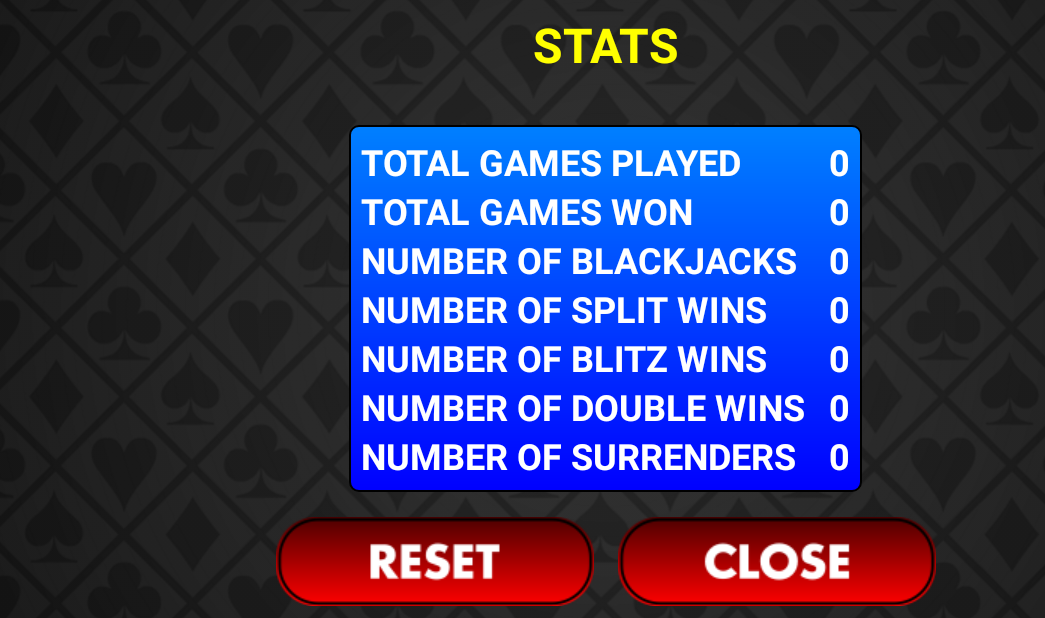
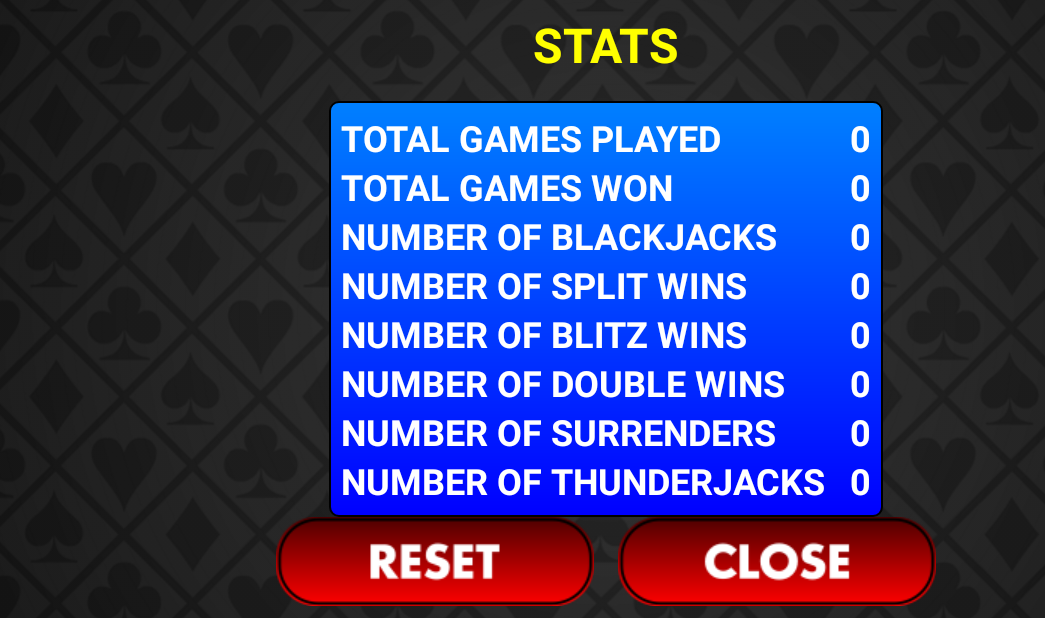
Before and after one commit to Cartrell/Blackjack, an Android app: the screen it shows after launch (StatsActivity), after a tap on an icon or button, on a phone screen of 824 x 412 dp (held sideways). Shown: the whole screen, without its empty margins (12-1057 px from the left). Run offline under Robolectric (Android 15) with nearby library versions, the phone set to English and light mode, and no system bars; our stand-ins replace data binding; 1 statement that could not run was skipped.

Commit message:
- Added Thunderjacks settings - Minor code cleanup/commenting

```diff
--- a/app/src/main/java/com/example/cartrell/blackjack/StatsActivity.java
+++ b/app/src/main/java/com/example/cartrell/blackjack/StatsActivity.java
@@ -154,13 +154,14 @@ public class StatsActivity extends AppCompatActivity {
     setTextView(m_binding.txtNumBlitzs, m_settings.getNumBlitzs());
     setTextView(m_binding.txtNumDoubles, m_settings.getNumDoubles());
     setTextView(m_binding.txtNumSurrenders, m_settings.getNumSurrenders());
+    setTextView(m_binding.txtNumThunderjacks, m_settings.getNumThunderjacks());
   }
 
   //-------------------------------------------------------------------------
   // writeSettings
   //-------------------------------------------------------------------------
   public void writeSettings() {
-    SettingsStorage storage = new SettingsStorage(this);
+    SettingsStorage storage = new SettingsStorage();
     storage.write(m_settings);
   }
 }
--- a/app/src/main/java/com/example/cartrell/blackjack/engine/BjEngine.java
+++ b/app/src/main/java/com/example/cartrell/blackjack/engine/BjEngine.java
@@ -387,7 +387,7 @@ public class BjEngine implements IBjEngine {
   // writeSettings
   //-------------------------------------------------------------------------
   public void writeSettings() {
-    SettingsStorage storage = new SettingsStorage(m_activity);
+    SettingsStorage storage = new SettingsStorage();
     storage.write(m_settings);
   }
 
@@ -535,7 +535,7 @@ public class BjEngine implements IBjEngine {
   // readSettings
   //-------------------------------------------------------------------------
   private void readSettings() {
-    SettingsStorage storage = new SettingsStorage(m_activity);
+    SettingsStorage storage = new SettingsStorage();
     storage.read(m_settings);
   }
 
--- a/app/src/main/java/com/example/cartrell/blackjack/engine/BjPlaySystem.java
+++ b/app/src/main/java/com/example/cartrell/blackjack/engine/BjPlaySystem.java
@@ -375,6 +375,7 @@ class BjPlaySystem implements ICardsMoverCallbacks {
   private void beginPlayerThunderjack(PlayerIds playerId) {
     PlayerData playerData = (PlayerData)getPlayerData(playerId);
     playerData.setBlackjack();
+    playerData.setThunderjack();
     playerData.setResultImage(R.drawable.result_label_thunderjack);
     playerData.setResultImageVisible(true);
     playerData.setBetValueVisible(false);
--- a/app/src/main/java/com/example/cartrell/blackjack/players/PlayerData.java
+++ b/app/src/main/java/com/example/cartrell/blackjack/players/PlayerData.java
@@ -22,6 +22,7 @@ public class PlayerData extends BasePlayerData {
   private boolean m_hasSplit;
   private boolean m_isNormalWin;
   private boolean m_isPush;
+  private boolean m_hasThunderjack;
 
   //=========================================================================
   // public
@@ -61,6 +62,13 @@ public class PlayerData extends BasePlayerData {
   //-------------------------------------------------------------------------
   public boolean getHasSurrendered() {
     return(m_hasSurrendered);
+  }
+
+  //-------------------------------------------------------------------------
+  // getHasThunderjack
+  //-------------------------------------------------------------------------
+  public boolean getHasThunderjack() {
+    return(m_hasThunderjack);
   }
 
   //-------------------------------------------------------------------------
@@ -112,6 +120,7 @@ public class PlayerData extends BasePlayerData {
   public boolean isVsDealer() {
     return(m_origBetValue > 0 &&
       !getHasBlackjack() &&
+      !getHasThunderjack() &&
       !getIsBust() &&
       !getIsBlitzWin() &&
       !getHasSurrendered());
@@ -131,7 +140,8 @@ public class PlayerData extends BasePlayerData {
   @Override
   public void resetStatus() {
     super.resetStatus();
-    m_isDoubleDown = m_isBlitzWin = m_hasSurrendered = m_hasSplit = m_isNormalWin = m_isPush = false;
+    m_isDoubleDown = m_isBlitzWin = m_hasSurrendered = m_hasSplit = m_isNormalWin = m_isPush =
+      m_hasThunderjack = false;
   }
 
   //-------------------------------------------------------------------------
@@ -230,6 +240,13 @@ public class PlayerData extends BasePlayerData {
   }
 
   //-------------------------------------------------------------------------
+  // setThunderjack
+  //-------------------------------------------------------------------------
+  public void setThunderjack() {
+    m_hasThunderjack = true;
+  }
+
+  //-------------------------------------------------------------------------
   // setTurnIndicatorVisible
   //-------------------------------------------------------------------------
   public void setTurnIndicatorVisible(boolean isVisible) {
--- a/app/src/main/java/com/example/cartrell/blackjack/settings/Settings.java
+++ b/app/src/main/java/com/example/cartrell/blackjack/settings/Settings.java
@@ -22,6 +22,7 @@ public class Settings implements Parcelable {
   private int m_numSurrenders;
   private int m_numBlitzs;
   private int m_numDoubles;
+  private int m_numThunderjacks;
 
   //=========================================================================
   // public
@@ -118,6 +119,13 @@ public class Settings implements Parcelable {
   }
 
   //-------------------------------------------------------------------------
+  // getNumThunderjacks
+  //-------------------------------------------------------------------------
+  public int getNumThunderjacks() {
+    return(m_numThunderjacks);
+  }
+
+  //-------------------------------------------------------------------------
   // getTotalGamesPlayed
   //-------------------------------------------------------------------------
   public int getTotalGamesPlayed() {
@@ -136,7 +144,7 @@ public class Settings implements Parcelable {
   //-------------------------------------------------------------------------
   public void reset() {
     m_credits = m_totalGamesPlayed = m_totalGamesWon = m_numBj = m_numSplits = m_numSurrenders =
-      m_numBlitzs = m_numDoubles = 0;
+      m_numBlitzs = m_numDoubles = m_numThunderjacks = 0;
   }
 
   //-------------------------------------------------------------------------
@@ -196,6 +204,13 @@ public class Settings implements Parcelable {
   }
 
   //-------------------------------------------------------------------------
+  // setNumThunderjacks
+  //-------------------------------------------------------------------------
+  public void setNumThunderjacks(int value) {
+    m_numThunderjacks = value;
+  }
+
+  //-------------------------------------------------------------------------
   // setTotalGamesPlayed
   //-------------------------------------------------------------------------
   public void setTotalGamesPlayed(int value) {
@@ -224,6 +239,7 @@ public class Settings implements Parcelable {
     out.writeInt(m_numSurrenders);
     out.writeInt(m_numBlitzs);
     out.writeInt(m_numDoubles);
+    out.writeInt(m_numThunderjacks);
   }
 
   //=========================================================================
@@ -244,5 +260,6 @@ public class Settings implements Parcelable {
     m_numSurrenders = in.readInt();
     m_numBlitzs = in.readInt();
     m_numDoubles = in.readInt();
+    m_numThunderjacks = in.readInt();
   }
 }
--- a/app/src/main/java/com/example/cartrell/blackjack/settings/SettingsStorage.java
+++ b/app/src/main/java/com/example/cartrell/blackjack/settings/SettingsStorage.java
@@ -1,6 +1,5 @@
 package com.example.cartrell.blackjack.settings;
 
-import android.app.Activity;
 import android.content.Context;
 import android.content.SharedPreferences;
 
@@ -8,19 +7,13 @@ import com.example.cartrell.blackjack.MainActivity;
 
 public class SettingsStorage {
   //=========================================================================
-  // members
-  //=========================================================================
-  private Activity m_activity;
-
-  //=========================================================================
   // public
   //=========================================================================
 
   //-------------------------------------------------------------------------
   // ctor
   //-------------------------------------------------------------------------
-  public SettingsStorage(Activity activity) {
-    //m_activity = activity;
+  public SettingsStorage() {
   }
 
   //-------------------------------------------------------------------------
@@ -28,15 +21,15 @@ public class SettingsStorage {
   //-------------------------------------------------------------------------
   public void read(Settings targetSettings) {
     SharedPreferences sharedPreferences = MainActivity.sm_mainActivity.getPreferences(Context.MODE_PRIVATE);
-    targetSettings.setCredits(sharedPreferences.getInt("credits", 0));
-    targetSettings.setIsSoundOn(sharedPreferences.getBoolean("isSoundOn", true));
-    targetSettings.setIsMusicOn(sharedPreferences.getBoolean("isMusicOn", true));
-    targetSettings.setTotalGamesPlayed(sharedPreferences.getInt("totalGamesPlayed", 0));
-    targetSettings.setTotalGamesWon(sharedPreferences.getInt("totalGamesWon", 0));
-    targetSettings.setNumBj(sharedPreferences.getInt("numBj", 0));
-    targetSettings.setNumSplits(sharedPreferences.getInt("numSplits", 0));
-    targetSettings.setNumSurrenders(sharedPreferences.getInt("numSurrenders", 0));
-    targetSettings.setNumBlitzs(sharedPreferences.getInt("numBlitzs", 0));
+    targetSettings.setCredits(sharedPreferences.getInt(SettingsKeys.CREDITS, 0));
+    targetSettings.setIsSoundOn(sharedPreferences.getBoolean(SettingsKeys.IS_SOUND_ON, true));
+    targetSettings.setTotalGamesPlayed(sharedPreferences.getInt(SettingsKeys.TOTAL_GAMES_PLAYED, 0));
+    targetSettings.setTotalGamesWon(sharedPreferences.getInt(SettingsKeys.TOTAL_GAMES_WON, 0));
+    targetSettings.setNumBj(sharedPreferences.getInt(SettingsKeys.NUM_BJS, 0));
+    targetSettings.setNumSplits(sharedPreferences.getInt(SettingsKeys.NUM_SPLITS, 0));
+    targetSettings.setNumSurrenders(sharedPreferences.getInt(SettingsKeys.NUM_SURRENDERS, 0));
+    targetSettings.setNumBlitzs(sharedPreferences.getInt(SettingsKeys.NUM_BLITZS, 0));
+    targetSettings.setNumThunderjacks(sharedPreferences.getInt(SettingsKeys.NUM_THUNDERJACKS, 0));
   }
 
   //-------------------------------------------------------------------------
@@ -45,19 +38,14 @@ public class SettingsStorage {
   public void write(Settings sourceSettings) {
     SharedPreferences sharedPreferences = MainActivity.sm_mainActivity.getPreferences(Context.MODE_PRIVATE);
     SharedPreferences.Editor editor = sharedPreferences.edit();
-    editor.putInt("credits", sourceSettings.getCredits());
-    editor.putBoolean("isSoundOn", sourceSettings.getIsSoundOn());
-    editor.putBoolean("isMusicOn", sourceSettings.getIsMusicOn());
-    editor.putInt("totalGamesPlayed", sourceSettings.getTotalGamesPlayed());
-    editor.putInt("totalGamesWon", sourceSettings.getTotalGamesWon());
-    editor.putInt("numBj", sourceSettings.getNumBj());
-    editor.putInt("numSplits", sourceSettings.getNumSplits());
-    editor.putInt("numSurrenders", sourceSettings.getNumSurrenders());
-    editor.putInt("numBlitzs", sourceSettings.getNumBlitzs());
+    editor.putInt(SettingsKeys.CREDITS, sourceSettings.getCredits());
+    editor.putBoolean(SettingsKeys.IS_SOUND_ON, sourceSettings.getIsSoundOn());
+    editor.putInt(SettingsKeys.TOTAL_GAMES_PLAYED, sourceSettings.getTotalGamesPlayed());
+    editor.putInt(SettingsKeys.TOTAL_GAMES_WON, sourceSettings.getTotalGamesWon());
+    editor.putInt(SettingsKeys.NUM_BJS, sourceSettings.getNumBj());
+    editor.putInt(SettingsKeys.NUM_SPLITS, sourceSettings.getNumSplits());
+    editor.putInt(SettingsKeys.NUM_SURRENDERS, sourceSettings.getNumSurrenders());
+    editor.putInt(SettingsKeys.NUM_BLITZS, sourceSettings.getNumBlitzs());
     editor.apply();
   }
-
-  //=========================================================================
-  // private
-  //=========================================================================
 }
--- a/app/src/main/res/layout/activity_stats.xml
+++ b/app/src/main/res/layout/activity_stats.xml
@@ -8,12 +8,18 @@
         android:orientation="vertical"
         tools:context=".StatsActivity">
 
+        <!-- =========================================== -->
+        <!-- background image -->
+        <!-- =========================================== -->
         <ImageView
             android:layout_width="match_parent"
             android:layout_height="match_parent"
             android:scaleType="centerCrop"
             android:src="@drawable/background" />
 
+        <!-- =========================================== -->
+        <!-- header text -->
+        <!-- =========================================== -->
         <TextView
             android:id="@+id/txtHeader"
             android:layout_width="match_parent"
@@ -27,6 +33,9 @@
             android:textSize="32sp"
             android:textStyle="bold" />
 
+        <!-- =========================================== -->
+        <!-- main content outer container layout -->
+        <!-- =========================================== -->
         <LinearLayout
             android:layout_width="wrap_content"
             android:layout_height="wrap_content"
@@ -35,6 +44,9 @@
             android:orientation="horizontal"
             android:padding="8dp">
 
+            <!-- =========================================== -->
+            <!-- stats headers column layout  -->
+            <!-- =========================================== -->
             <LinearLayout
                 android:id="@+id/linTotalGamesPlayed"
                 android:layout_width="wrap_content"
@@ -111,8 +123,21 @@
                     android:textColor="#ffffff"
                     android:textSize="24sp"
                     android:textStyle="bold" />
+
+                <TextView
+                    android:layout_width="match_parent"
+                    android:layout_height="wrap_content"
+                    android:layout_marginEnd="8dp"
+                    android:text="@string/number_of_thunderjacks"
+                    android:textAllCaps="true"
+                    android:textColor="#ffffff"
+                    android:textSize="24sp"
+                    android:textStyle="bold" />
             </LinearLayout>
 
+            <!-- =========================================== -->
+            <!-- stats values column layout  -->
+            <!-- =========================================== -->
             <LinearLayout
                 android:id="@+id/linTotalGamesWon"
                 android:layout_width="wrap_content"
@@ -125,73 +150,86 @@
                     android:layout_width="wrap_content"
                     android:layout_height="wrap_content"
                     android:layout_marginStart="8dp"
-                    android:text="9999"
                     android:textColor="#ffffff"
                     android:textSize="24sp"
-                    android:textStyle="bold" />
+                    android:textStyle="bold"
+                    tools:text="9999"/>
 
                 <TextView
                     android:id="@+id/txtTotalGamesWon"
                     android:layout_width="wrap_content"
                     android:layout_height="wrap_content"
                     android:layout_marginStart="8dp"
-                    android:text="9999"
                     android:textColor="#ffffff"
                     android:textSize="24sp"
-                    android:textStyle="bold" />
+                    android:textStyle="bold"
+                    tools:text="9999"/>
 
                 <TextView
                     android:id="@+id/txtNumBj"
                     android:layout_width="wrap_content"
                     android:layout_height="wrap_content"
                     android:layout_marginStart="8dp"
-                    android:text="9999"
                     android:textColor="#ffffff"
                     android:textSize="24sp"
-                    android:textStyle="bold" />
+                    android:textStyle="bold"
+                    tools:text="9999"/>
 
                 <TextView
                     android:id="@+id/txtNumSplits"
                     android:layout_width="wrap_content"
                     android:layout_height="wrap_content"
                     android:layout_marginStart="8dp"
-                    android:text="9999"
                     android:textColor="#ffffff"
                     android:textSize="24sp"
-                    android:textStyle="bold" />
+                    android:textStyle="bold"
+                    tools:text="9999"/>
 
                 <TextView
                     android:id="@+id/txtNumBlitzs"
                     android:layout_width="wrap_content"
                     android:layout_height="wrap_content"
                     android:layout_marginStart="8dp"
-                    android:text="9999"
                     android:textColor="#ffffff"
                     android:textSize="24sp"
-                    android:textStyle="bold" />
+                    android:textStyle="bold"
+                    tools:text="9999"/>
 
                 <TextView
                     android:id="@+id/txtNumDoubles"
                     android:layout_width="wrap_content"
                     android:layout_height="wrap_content"
                     android:layout_marginStart="8dp"
-                    android:text="9999"
                     android:textColor="#ffffff"
                     android:textSize="24sp"
-                    android:textStyle="bold" />
+                    android:textStyle="bold"
+                    tools:text="9999"/>
 
                 <TextView
                     android:id="@+id/txtNumSurrenders"
                     android:layout_width="wrap_content"
                     android:layout_height="wrap_content"
                     android:layout_marginStart="8dp"
-                    android:text="9999"
                     android:textColor="#ffffff"
                     android:textSize="24sp"
-                    android:textStyle="bold" />
+                    android:textStyle="bold"
+                    tools:text="9999"/>
+
+                <TextView
+                    android:id="@+id/txtNumThunderjacks"
+                    android:layout_width="wrap_content"
+                    android:layout_height="wrap_content"
+                    android:layout_marginStart="8dp"
+                    android:textColor="#ffffff"
+                    android:textSize="24sp"
+                    android:textStyle="bold"
+                    tools:text="9999"/>
             </LinearLayout>
         </LinearLayout>
 
+        <!-- =========================================== -->
+        <!-- buttons container layout -->
+        <!-- =========================================== -->
         <LinearLayout
             android:layout_width="wrap_content"
             android:layout_height="wrap_content"
--- a/app/src/main/res/values/strings.xml
+++ b/app/src/main/res/values/strings.xml
@@ -3,4 +3,5 @@
     <string name="ask_reset_stats">Are you sure you want to reset all stats?</string>
     <string name="no_way_man">No way man!</string>
     <string name="yeah_do_it">Yeah, do it!</string>
+    <string name="number_of_thunderjacks">Number of Thunderjacks</string>
 </resources>
```
Also changed, not shown: app/src/main/java/com/example/cartrell/blackjack/engine/BjPlaySettingsManager.java (+12 -0 lines), app/src/main/java/com/example/cartrell/blackjack/settings/SettingsKeys.java (added, +16 -0 lines).
